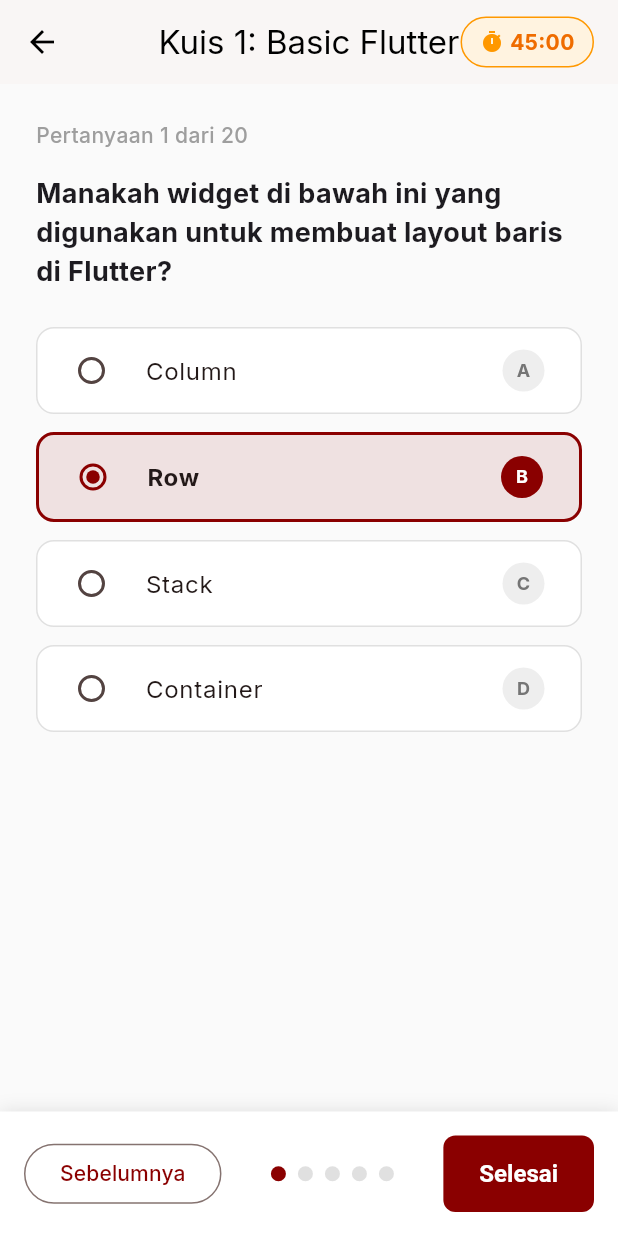
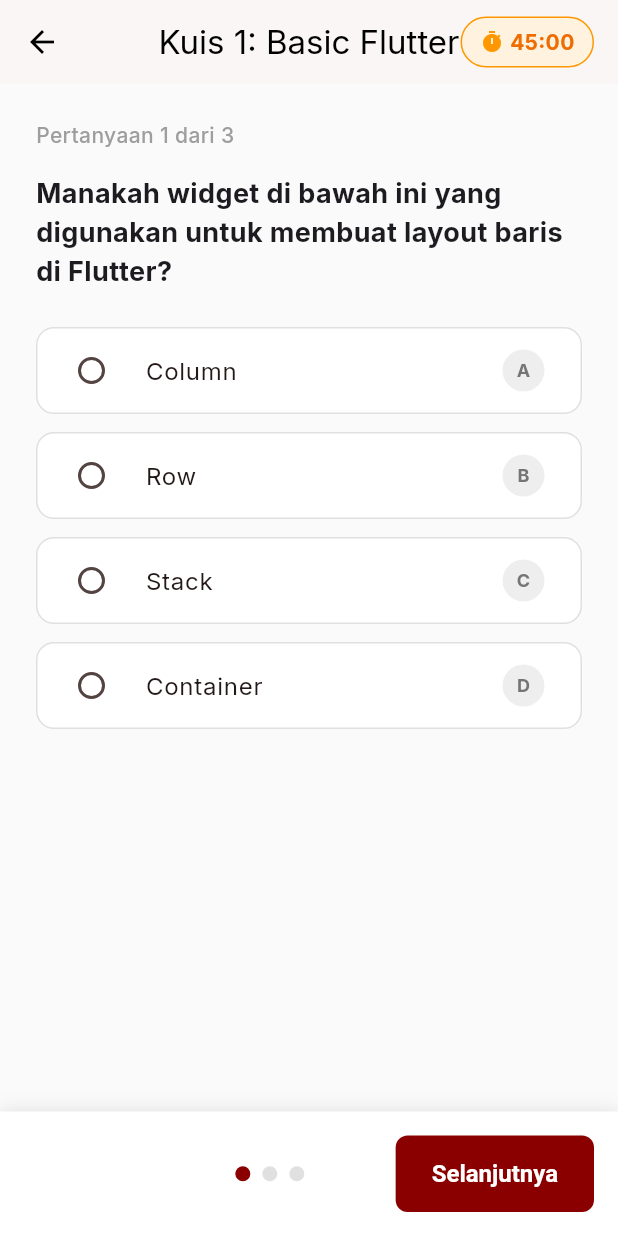
Before and after one commit to ifansyarifuddin/celoe_lms, a Flutter app: the QuizPage screen opened directly, on a phone screen of 412 x 824 dp. Run offline on Flutter 3.47's test engine with Material 3 defaults, Android fonts, the phone set to English and light mode, and no system bars; our stand-ins replace file_picker, google_fonts.

Commit message:
Feat: Complete Quiz Logic with Scoring and Result Dialog

```diff
--- a/lib/features/courses/presentation/pages/quiz_page.dart
+++ b/lib/features/courses/presentation/pages/quiz_page.dart
@@ -1,11 +1,126 @@
 import 'package:celoe_lms/core/app_colors.dart';
 import 'package:flutter/material.dart';
 
-class QuizPage extends StatelessWidget {
+class QuizPage extends StatefulWidget {
   const QuizPage({super.key});
 
   @override
+  State<QuizPage> createState() => _QuizPageState();
+}
+
+class _QuizPageState extends State<QuizPage> {
+  int _currentQuestionIndex = 0;
+  final Map<int, String> _userAnswers = {};
+
+  final List<Map<String, dynamic>> _questions = [
+    {
+      'question': 'Manakah widget di bawah ini yang digunakan untuk membuat layout baris di Flutter?',
+      'options': {
+        'A': 'Column',
+        'B': 'Row', // Correct
+        'C': 'Stack',
+        'D': 'Container'
+      },
+      'correctAnswer': 'B'
+    },
+    {
+      'question': 'Fungsi utama dari setState() adalah...',
+      'options': {
+        'A': 'Membangun ulang UI', // Correct
+        'B': 'Menghapus widget',
+        'C': 'Membuat animasi',
+        'D': 'Navigasi halaman'
+      },
+      'correctAnswer': 'A'
+    },
+     {
+      'question': 'File konfigurasi utama untuk aset dan dependensi di Flutter adalah...',
+      'options': {
+        'A': 'main.dart',
+        'B': 'README.md',
+        'C': 'pubspec.yaml', // Correct
+        'D': 'AndroidManifest.xml'
+      },
+      'correctAnswer': 'C'
+    },
+  ];
+
+  void _selectAnswer(String answerCode) {
+    setState(() {
+      _userAnswers[_currentQuestionIndex] = answerCode;
+    });
+  }
+
+  void _nextQuestion() {
+    if (_currentQuestionIndex < _questions.length - 1) {
+      setState(() {
+        _currentQuestionIndex++;
+      });
+    }
+  }
+
+  void _prevQuestion() {
+    if (_currentQuestionIndex > 0) {
+      setState(() {
+        _currentQuestionIndex--;
+      });
+    }
+  }
+
+  void _finishQuiz() {
+    int score = 0;
+    _questions.asMap().forEach((index, q) {
+      if (_userAnswers[index] == q['correctAnswer']) {
+        score++;
+      }
+    });
+
+    double finalScore = (score / _questions.length) * 100;
+
+    showDialog(
+      context: context,
+      barrierDismissible: false,
+      builder: (context) => AlertDialog(
+        shape: RoundedRectangleBorder(borderRadius: BorderRadius.circular(16)),
+        title: const Column(
+          children: [
+            Icon(Icons.emoji_events, size: 48, color: Colors.orange),
+            SizedBox(height: 8),
+            Text('Kuis Selesai!', textAlign: TextAlign.center),
+          ],
+        ),
+        content: Column(
+          mainAxisSize: MainAxisSize.min,
+          children: [
+            const Text('Nilai Anda'),
+            Text(
+              '${finalScore.toInt()}',
+              style: const TextStyle(fontSize: 48, fontWeight: FontWeight.bold, color: AppColors.primary),
+            ),
+            const SizedBox(height: 8),
+            Text(
+              finalScore >= 70 ? 'Selamat! Anda lulus.' : 'Belajar lagi ya!',
+              style: TextStyle(color: finalScore >= 70 ? Colors.green : Colors.red),
+            ),
+          ],
+        ),
+        actions: [
+          TextButton(
+            onPressed: () {
+              Navigator.pop(context); // Close dialog
+              Navigator.pop(context); // Close page
+            },
+            child: const Text('Tutup'),
+          ),
+        ],
+      ),
+    );
+  }
+
+  @override
   Widget build(BuildContext context) {
+    final question = _questions[_currentQuestionIndex];
+
     return Scaffold(
       appBar: AppBar(
         title: const Text('Kuis 1: Basic Flutter'),
@@ -42,20 +157,19 @@ class QuizPage extends StatelessWidget {
         child: Column(
           crossAxisAlignment: CrossAxisAlignment.start,
           children: [
-            const Text(
-              'Pertanyaan 1 dari 20',
-              style: TextStyle(color: Colors.grey, fontWeight: FontWeight.w500),
+            Text(
+              'Pertanyaan ${_currentQuestionIndex + 1} dari ${_questions.length}',
+              style: const TextStyle(color: Colors.grey, fontWeight: FontWeight.w500),
             ),
             const SizedBox(height: 16),
-            const Text(
-              'Manakah widget di bawah ini yang digunakan untuk membuat layout baris di Flutter?',
-              style: TextStyle(fontSize: 18, fontWeight: FontWeight.bold),
+            Text(
+              question['question'],
+              style: const TextStyle(fontSize: 18, fontWeight: FontWeight.bold),
             ),
             const SizedBox(height: 24),
-            _buildOption(context, 'A', 'Column'),
-            _buildOption(context, 'B', 'Row', isSelected: true),
-            _buildOption(context, 'C', 'Stack'),
-            _buildOption(context, 'D', 'Container'),
+            ...(question['options'] as Map<String, String>).entries.map((entry) {
+              return _buildOption(entry.key, entry.value, _userAnswers[_currentQuestionIndex] == entry.key);
+            }),
           ],
         ),
       ),
@@ -68,35 +182,41 @@ class QuizPage extends StatelessWidget {
         child: Row(
           mainAxisAlignment: MainAxisAlignment.spaceBetween,
           children: [
-            OutlinedButton(onPressed: (){}, child: const Text('Sebelumnya')),
+            if (_currentQuestionIndex > 0)
+              OutlinedButton(onPressed: _prevQuestion, child: const Text('Sebelumnya'))
+            else
+              const SizedBox(width: 80), // Placeholder
+
             Wrap(
               spacing: 8,
-              children: List.generate(5, (index) => Container(
+              children: List.generate(_questions.length, (index) => Container(
                 width: 10, height: 10,
                 decoration: BoxDecoration(
                   shape: BoxShape.circle,
-                  color: index == 0 ? AppColors.primary : Colors.grey[300],
+                  color: _currentQuestionIndex == index ? AppColors.primary : Colors.grey[300],
                 ),
               )),
             ),
-             ElevatedButton(
-              onPressed: () {
-                 ScaffoldMessenger.of(context).showSnackBar(
-                  const SnackBar(content: Text('Jawaban tersimpan')),
-                );
-                // Mock finishing quiz
-                Navigator.pop(context);
-              },
-              style: ElevatedButton.styleFrom(backgroundColor: AppColors.primary, foregroundColor: Colors.white),
-              child: const Text('Selesai')
-            ),
+
+            if (_currentQuestionIndex < _questions.length - 1)
+              ElevatedButton(
+                onPressed: _nextQuestion,
+                style: ElevatedButton.styleFrom(backgroundColor: AppColors.primary, foregroundColor: Colors.white),
+                child: const Text('Selanjutnya')
+              )
+            else
+              ElevatedButton(
+                onPressed: _finishQuiz,
+                style: ElevatedButton.styleFrom(backgroundColor: Colors.green, foregroundColor: Colors.white),
+                child: const Text('Selesai')
+              ),
           ],
         ),
       ),
     );
   }
 
-  Widget _buildOption(BuildContext context, String label, String text, {bool isSelected = false}) {
+  Widget _buildOption(String label, String text, bool isSelected) {
     return Container(
       margin: const EdgeInsets.only(bottom: 12),
       decoration: BoxDecoration(
@@ -107,10 +227,12 @@ class QuizPage extends StatelessWidget {
           width: isSelected ? 2 : 1,
         ),
       ),
-      child: RadioListTile(
+      child: RadioListTile<String>(
         value: label,
         groupValue: isSelected ? label : null,
-        onChanged: (val) {},
+        onChanged: (val) {
+          if (val != null) _selectAnswer(val);
+        },
         activeColor: AppColors.primary,
         title: Text(text, style: TextStyle(fontWeight: isSelected ? FontWeight.bold : FontWeight.normal)),
         secondary: CircleAvatar(
```
